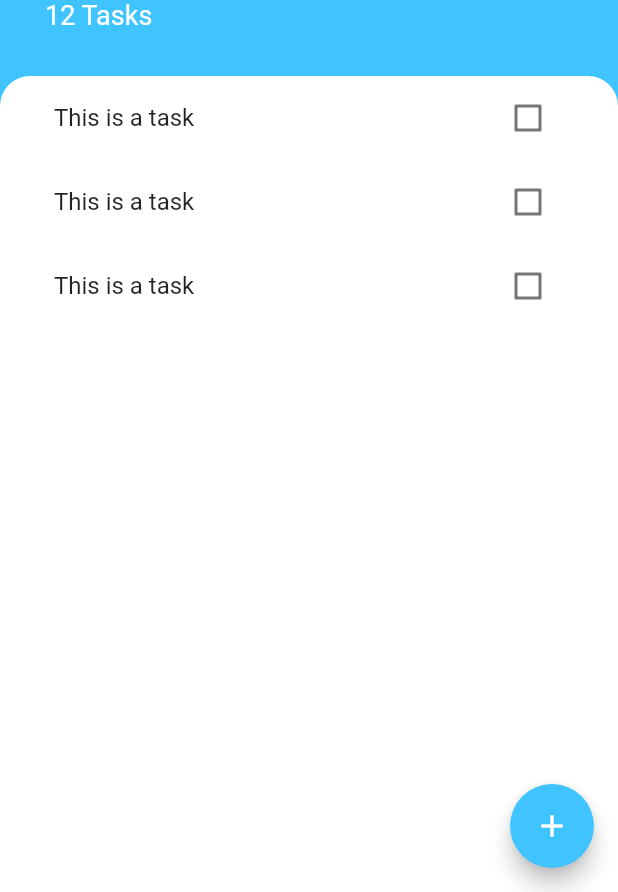
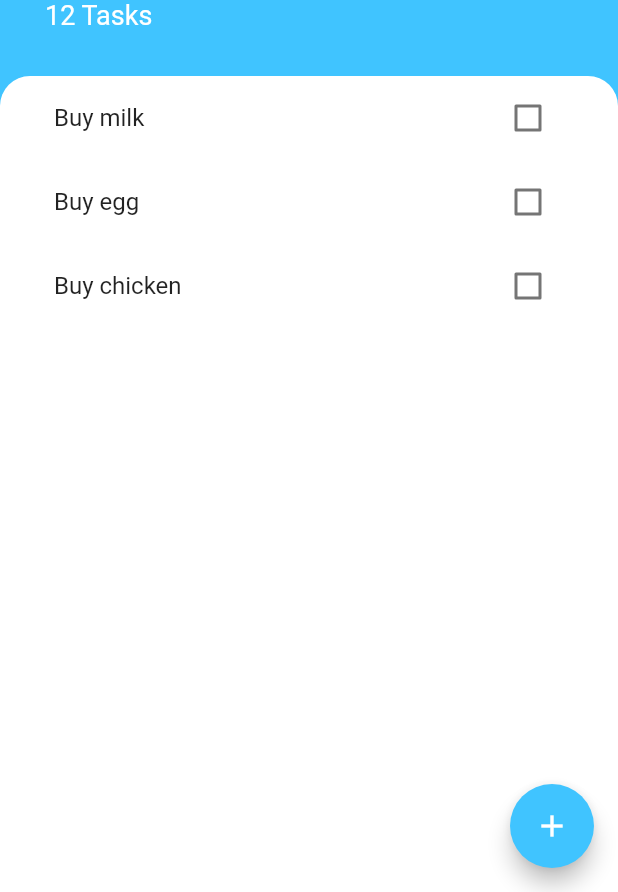
Before and after one commit to AaronAwYewChung/todoey, a Flutter app: the screen it shows after launch, on a phone screen of 412 x 824 dp, the part 344-1236 px from its top. Run offline on Flutter 3.47's test engine with Material 2 defaults, Android fonts, the phone set to English and light mode, and no system bars.

Commit message:
Completed the dynamic task builder.

```diff
--- /dev/null
+++ b/lib/models/task.dart
@@ -0,0 +1,10 @@
+class Task {
+  final String name;
+  bool isDone;
+
+  Task({required this.name, this.isDone = false});
+
+  void toggleDone() {
+    isDone = !isDone;
+  }
+}
--- a/lib/widgets/task_tile.dart
+++ b/lib/widgets/task_tile.dart
@@ -1,48 +1,29 @@
-import 'dart:ffi';
-
 import 'package:flutter/material.dart';
 
-class TaskTile extends StatefulWidget {
-  @override
-  _TaskTileState createState() => _TaskTileState();
-}
+class TaskTile extends StatelessWidget {
+  final bool isChecked;
+  final String taskTitle;
+  final Function(bool?) checkboxCallback;
 
-class _TaskTileState extends State<TaskTile> {
-  bool isChecked = false;
+  TaskTile(
+      {required this.isChecked,
+      required this.taskTitle,
+      required this.checkboxCallback});
 
   @override
   Widget build(BuildContext context) {
     return ListTile(
       title: Text(
-        'This is a task',
+        taskTitle,
         style: TextStyle(
             decoration: isChecked ? TextDecoration.lineThrough : null),
       ),
-      trailing: TaskCheckbox(
-        checkboxState: isChecked,
-        toggleCheckboxState: (bool? checkboxState) {
-          setState(() {
-            isChecked = checkboxState!;
-          });
-        },
+      trailing: Checkbox(
+        activeColor: Colors.lightBlueAccent,
+        value: isChecked,
+        onChanged: checkboxCallback,
+        // onChanged: toggleCheckboxState,
       ),
     );
   }
 }
-
-class TaskCheckbox extends StatelessWidget {
-  final bool checkboxState;
-  final Function(bool?) toggleCheckboxState;
-
-  TaskCheckbox(
-      {required this.checkboxState, required this.toggleCheckboxState});
-
-  @override
-  Widget build(BuildContext context) {
-    return Checkbox(
-      activeColor: Colors.lightBlueAccent,
-      value: checkboxState,
-      onChanged: toggleCheckboxState!,
-    );
-  }
-}
--- a/lib/widgets/tasks_list.dart
+++ b/lib/widgets/tasks_list.dart
@@ -1,15 +1,34 @@
 import 'package:flutter/material.dart';
 import 'package:todoey/widgets/task_tile.dart';
+import 'package:todoey/models/task.dart';
 
-class TasksList extends StatelessWidget {
+class TasksList extends StatefulWidget {
+  @override
+  _TasksListState createState() => _TasksListState();
+}
+
+class _TasksListState extends State<TasksList> {
+  List<Task> tasks = [
+    Task(name: 'Buy milk'),
+    Task(name: 'Buy egg'),
+    Task(name: 'Buy chicken'),
+  ];
+
   @override
   Widget build(BuildContext context) {
-    return ListView(
-      children: [
-        TaskTile(),
-        TaskTile(),
-        TaskTile(),
-      ],
+    return ListView.builder(
+      itemBuilder: (context, index) {
+        return TaskTile(
+          isChecked: tasks[index].isDone,
+          taskTitle: tasks[index].name,
+          checkboxCallback: (checkboxState) {
+            setState(() {
+              tasks[index].toggleDone();
+            });
+          },
+        );
+      },
+      itemCount: tasks.length,
     );
   }
 }
```
